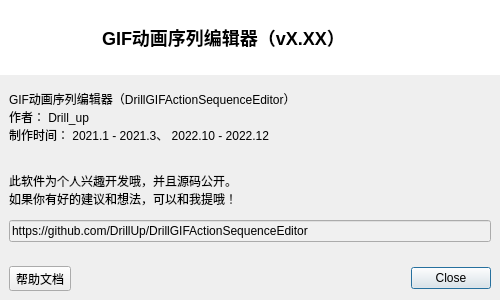
Old version of the form DrillGIFActionSequenceEditor/Source/MainModule/about/w_SoftwareAbout.ui in the repository DrillUp/DrillGIFActionSequenceEditor.
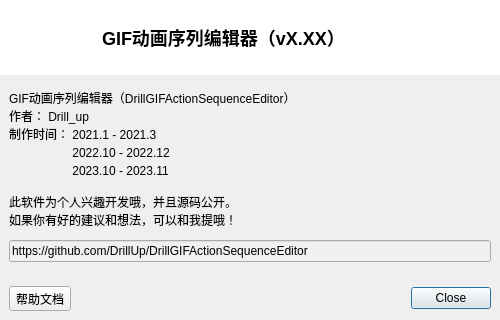
New version of the form. Icons and pictures are not drawn.

The edit to the form file:
```diff
--- a/DrillGIFActionSequenceEditor/Source/MainModule/about/w_SoftwareAbout.ui
+++ b/DrillGIFActionSequenceEditor/Source/MainModule/about/w_SoftwareAbout.ui
@@ -7,7 +7,7 @@
     <x>0</x>
     <y>0</y>
     <width>500</width>
-    <height>300</height>
+    <height>320</height>
    </rect>
   </property>
   <property name="windowTitle">
@@ -175,8 +175,9 @@
            <property name="text">
             <string>GIF动画序列编辑器（DrillGIFActionSequenceEditor）
 作者： Drill_up
-制作时间： 2021.1 - 2021.3、 2022.10 - 2022.12
-
+制作时间： 2021.1 - 2021.3
+　　　　　 2022.10 - 2022.12
+　　　　　 2023.10 - 2023.11
 
 此软件为个人兴趣开发哦，并且源码公开。
 如果你有好的建议和想法，可以和我提哦！</string>
```
